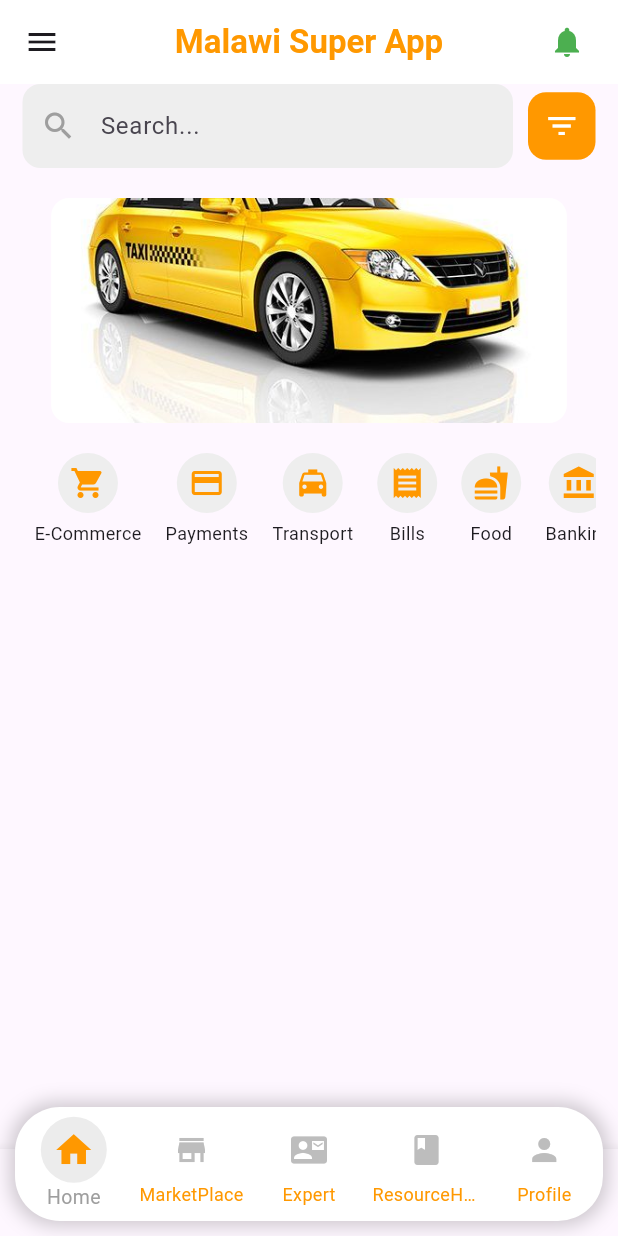
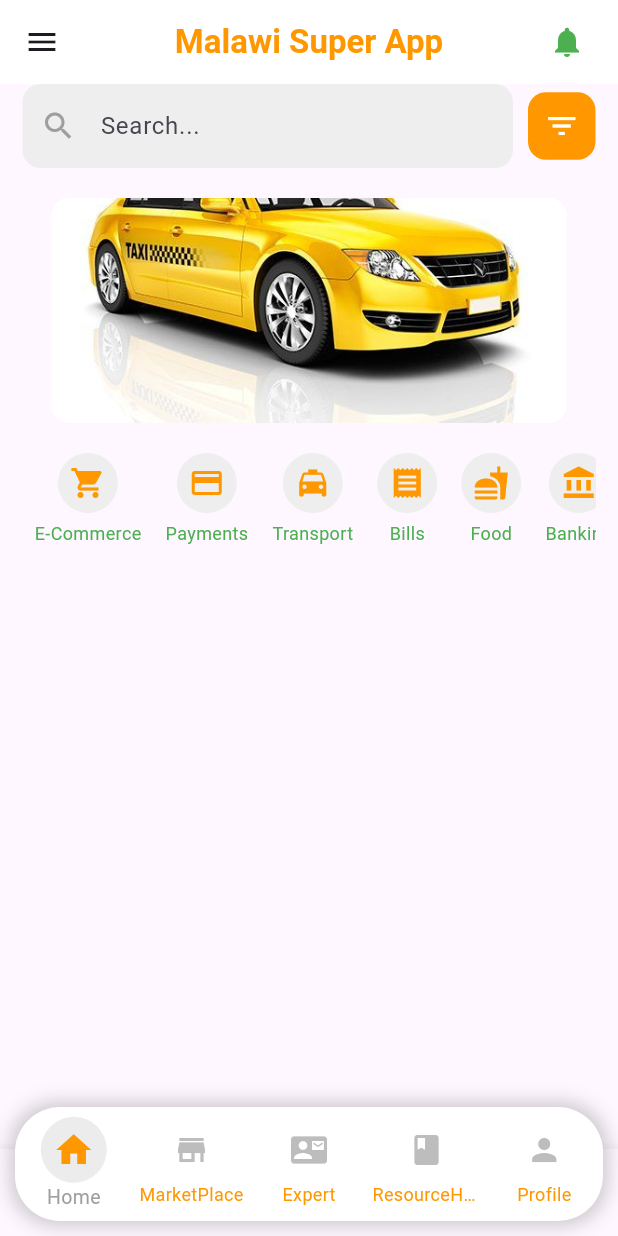
Before and after one commit to sam-zarila/super_App, a Flutter app: the screen it shows after launch, on a phone screen of 412 x 824 dp. Run offline on Flutter 3.47's test engine with Material 3 defaults, Android fonts, the phone set to English and light mode, and no system bars; drawn by our look-alikes of carousel_slider.

Commit message:
building homepage

```diff
--- a/lib/Pages/homepage.dart
+++ b/lib/Pages/homepage.dart
@@ -207,7 +207,7 @@ class MalawiSuperAppPage extends StatelessWidget {
                 const SizedBox(height: 5),
                 Text(
                   categories[index]['name'],
-                  style: const TextStyle(fontSize: 12),
+                  style: const TextStyle(fontSize: 12, color: Colors.green),
                 ),
               ],
             ),
```
